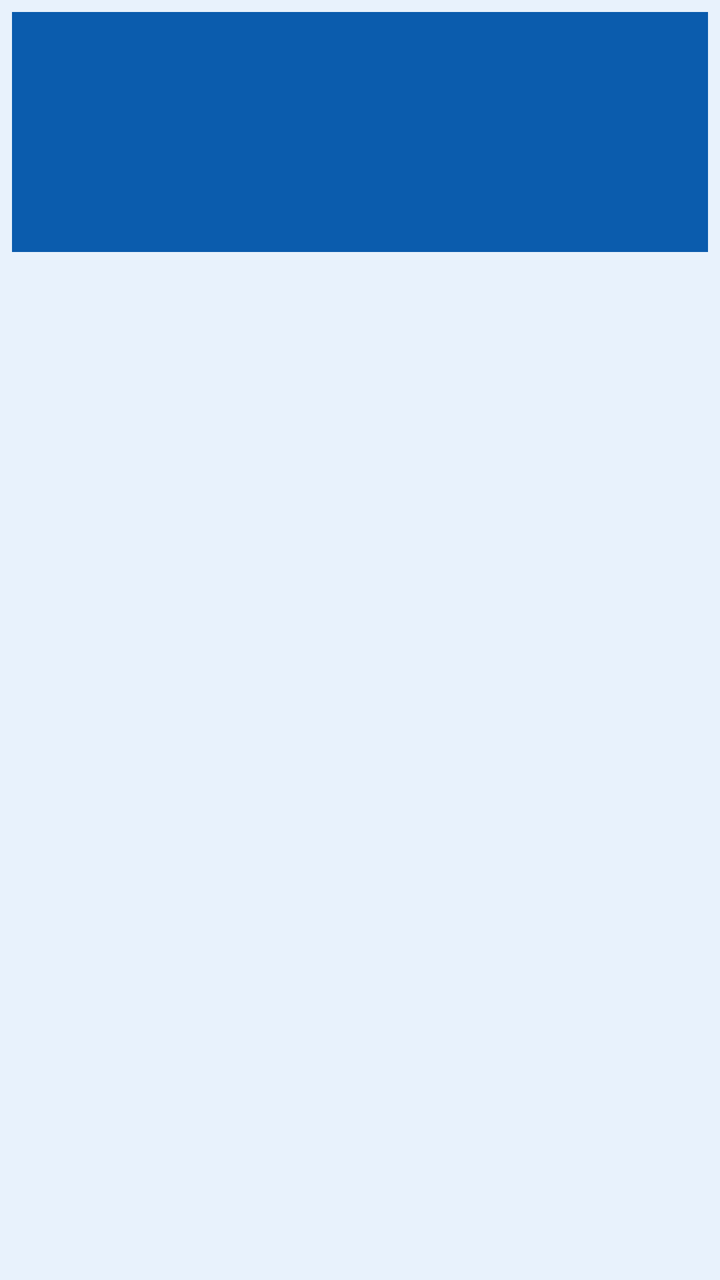
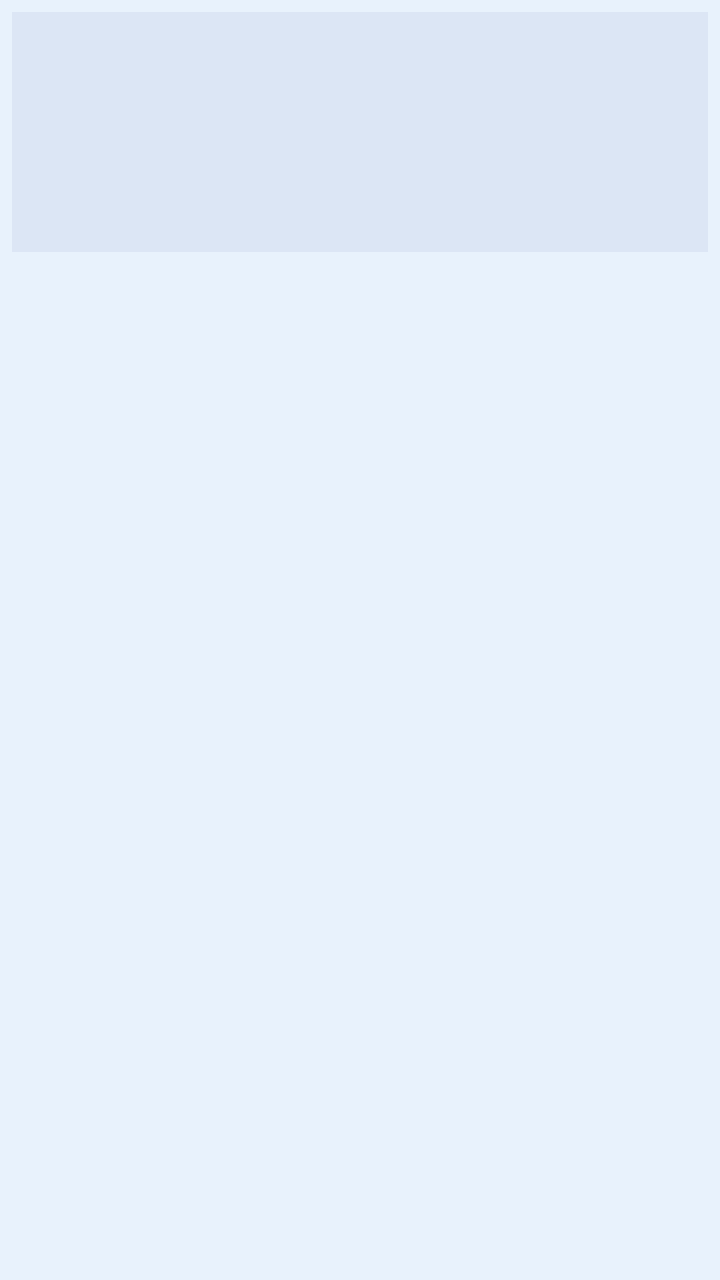

Screens rendered from an Android XML layout before and after an edit, with the pre-edit source and the edit as a unified diff.
<!-- AndroidManifest.xml: application theme Theme.TRDriver -->
<!-- res/layout/item_album_tile.xml -->
<?xml version="1.0" encoding="utf-8"?>
<LinearLayout xmlns:android="http://schemas.android.com/apk/res/android"
    android:layout_width="match_parent"
    android:layout_height="wrap_content"
    android:orientation="vertical"
    android:padding="6dp">

    <ImageView
        android:id="@+id/albumCover"
        android:layout_width="match_parent"
        android:layout_height="120dp"
        android:background="#0B5CAD"
        android:contentDescription="@null"
        android:scaleType="centerCrop" />

    <TextView
        android:id="@+id/albumName"
        android:layout_width="match_parent"
        android:layout_height="wrap_content"
        android:ellipsize="end"
        android:maxLines="1"
        android:paddingTop="6dp"
        android:textColor="@color/tr_ink"
        android:textSize="13sp"
        android:textStyle="bold" />

    <TextView
        android:id="@+id/albumCount"
        android:layout_width="match_parent"
        android:layout_height="wrap_content"
        android:textColor="@color/tr_ink"
        android:textSize="11sp" />
</LinearLayout>
<!-- resources referenced by this layout -->
<resources>
  <color name="tr_ink">#102A43</color>
  <style name="Theme.TRDriver" parent="Theme.MaterialComponents.Light.NoActionBar">
          <item name="colorPrimary">@color/tr_blue</item>
          <item name="colorPrimaryVariant">@color/tr_blue_dark</item>
          <item name="colorOnPrimary">@color/tr_white</item>
          <item name="android:statusBarColor">@color/tr_blue_dark</item>
          <item name="android:windowBackground">@color/tr_sky</item>
      </style>
  <color name="tr_blue">#0B5CAD</color>
  <color name="tr_blue_dark">#083F78</color>
  <color name="tr_white">#FFFFFF</color>
  <color name="tr_sky">#E8F2FC</color>
</resources>

<!-- the commit's change to res/layout/item_album_tile.xml (unified diff, before → after) -->
@@ -9,7 +9,7 @@
         android:id="@+id/albumCover"
         android:layout_width="match_parent"
         android:layout_height="120dp"
-        android:background="#0B5CAD"
+        android:background="#DCE6F5"
         android:contentDescription="@null"
         android:scaleType="centerCrop" />
 
